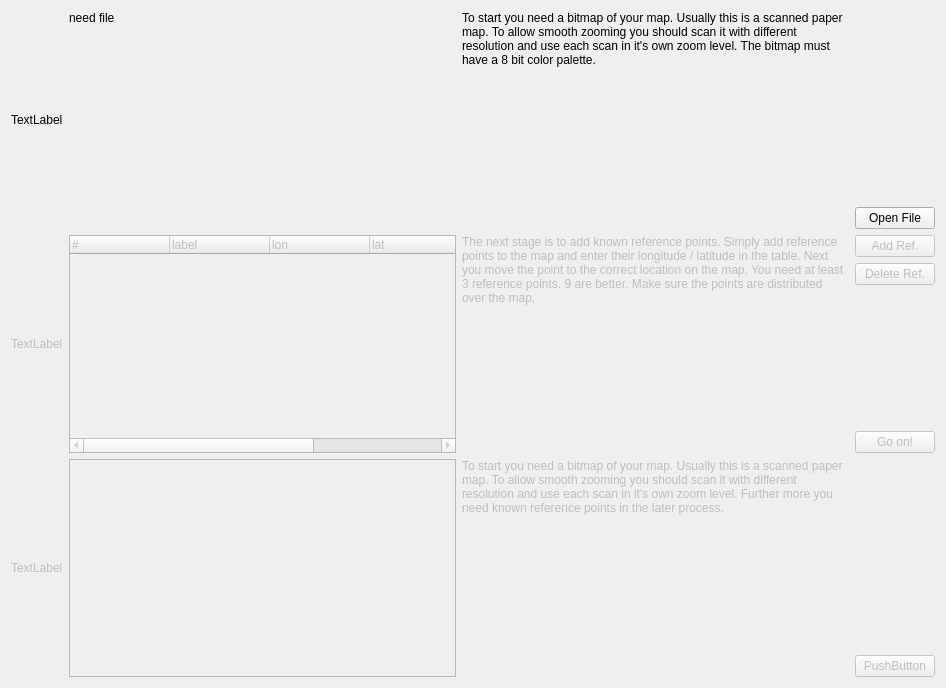
First picture: the form in src/ICreateMapGeoTiff.ui, repository ntruchsess/QLandkarteGT, before the edit.
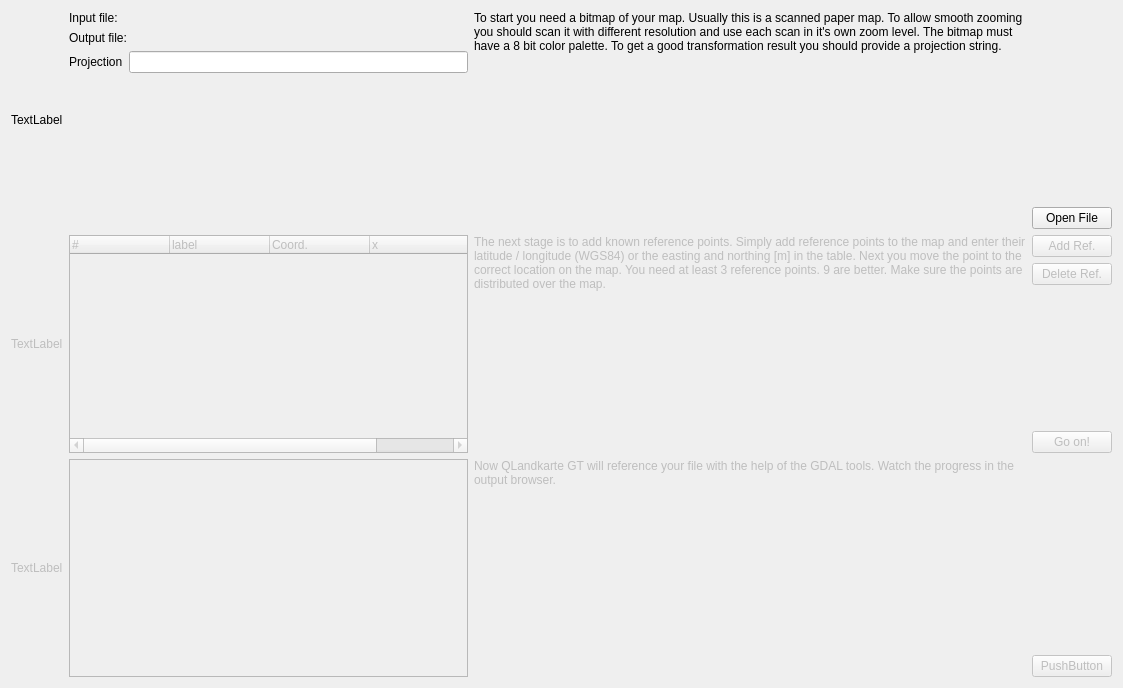
Second picture: the form after the edit.

Diff of the .ui file:
```diff
--- a/src/ICreateMapGeoTiff.ui
+++ b/src/ICreateMapGeoTiff.ui
@@ -5,7 +5,7 @@
    <rect>
     <x>0</x>
     <y>0</y>
-    <width>946</width>
+    <width>1123</width>
     <height>688</height>
    </rect>
   </property>
@@ -21,14 +21,82 @@
     </widget>
    </item>
    <item row="0" column="1" >
-    <widget class="QLabel" name="labelInputFile" >
-     <property name="text" >
-      <string>need file</string>
-     </property>
-     <property name="alignment" >
-      <set>Qt::AlignLeading|Qt::AlignLeft|Qt::AlignTop</set>
-     </property>
-    </widget>
+    <layout class="QVBoxLayout" >
+     <item>
+      <layout class="QGridLayout" >
+       <item row="0" column="0" >
+        <widget class="QLabel" name="label_2" >
+         <property name="sizePolicy" >
+          <sizepolicy vsizetype="Preferred" hsizetype="Maximum" >
+           <horstretch>0</horstretch>
+           <verstretch>0</verstretch>
+          </sizepolicy>
+         </property>
+         <property name="text" >
+          <string>Input file:</string>
+         </property>
+        </widget>
+       </item>
+       <item row="0" column="1" colspan="2" >
+        <widget class="QLabel" name="labelInputFile" >
+         <property name="text" >
+          <string/>
+         </property>
+         <property name="alignment" >
+          <set>Qt::AlignLeading|Qt::AlignLeft|Qt::AlignTop</set>
+         </property>
+        </widget>
+       </item>
+       <item row="1" column="0" >
+        <widget class="QLabel" name="label_3" >
+         <property name="sizePolicy" >
+          <sizepolicy vsizetype="Preferred" hsizetype="Maximum" >
+           <horstretch>0</horstretch>
+           <verstretch>0</verstretch>
+          </sizepolicy>
+         </property>
+         <property name="text" >
+          <string>Output file:</string>
+         </property>
+        </widget>
+       </item>
+       <item row="1" column="1" colspan="2" >
+        <widget class="QLabel" name="labelOutputFile" >
+         <property name="text" >
+          <string/>
+         </property>
+        </widget>
+       </item>
+      </layout>
+     </item>
+     <item>
+      <layout class="QHBoxLayout" >
+       <item>
+        <widget class="QLabel" name="label" >
+         <property name="text" >
+          <string>Projection</string>
+         </property>
+        </widget>
+       </item>
+       <item>
+        <widget class="QLineEdit" name="lineProjection" />
+       </item>
+      </layout>
+     </item>
+     <item>
+      <spacer>
+       <property name="orientation" >
+        <enum>Qt::Vertical</enum>
+       </property>
+       <property name="sizeHint" >
+        <size>
+         <width>20</width>
+         <height>40</height>
+        </size>
+       </property>
+      </spacer>
+     </item>
+    </layout>
    </item>
    <item row="0" column="2" >
     <widget class="QLabel" name="labelDoc1" >
@@ -39,7 +107,7 @@
       </sizepolicy>
      </property>
      <property name="text" >
-      <string>To start you need a bitmap of your map. Usually this is a scanned paper map. To allow smooth zooming you should scan it with different resolution and use each scan in it's own zoom level. The bitmap must have a 8 bit color palette.</string>
+      <string>To start you need a bitmap of your map. Usually this is a scanned paper map. To allow smooth zooming you should scan it with different resolution and use each scan in it's own zoom level. The bitmap must have a 8 bit color palette. To get a good transformation result you should provide a projection string. </string>
      </property>
      <property name="alignment" >
       <set>Qt::AlignLeading|Qt::AlignLeft|Qt::AlignTop</set>
@@ -103,12 +171,7 @@
      </column>
      <column>
       <property name="text" >
-       <string>lon</string>
-      </property>
-     </column>
-     <column>
-      <property name="text" >
-       <string>lat</string>
+       <string>Coord.</string>
       </property>
      </column>
      <column>
@@ -129,7 +192,7 @@
       <bool>false</bool>
      </property>
      <property name="text" >
-      <string>The next stage is to add known reference points. Simply add reference points to the map and enter their longitude / latitude in the table. Next you move the point to the correct location on the map. You need at least 3 reference points. 9 are better. Make sure the points are distributed over the map.</string>
+      <string>The next stage is to add known reference points. Simply add reference points to the map and enter their latitude / longitude (WGS84) or the easting and northing [m] in the table. Next you move the point to the correct location on the map. You need at least 3 reference points. 9 are better. Make sure the points are distributed over the map.</string>
      </property>
      <property name="alignment" >
       <set>Qt::AlignLeading|Qt::AlignLeft|Qt::AlignTop</set>
@@ -201,6 +264,9 @@
      <property name="enabled" >
       <bool>false</bool>
      </property>
+     <property name="lineWrapMode" >
+      <enum>QTextEdit::NoWrap</enum>
+     </property>
     </widget>
    </item>
    <item row="2" column="2" >
@@ -209,7 +275,7 @@
       <bool>false</bool>
      </property>
      <property name="text" >
-      <string>To start you need a bitmap of your map. Usually this is a scanned paper map. To allow smooth zooming you should scan it with different resolution and use each scan in it's own zoom level. Further more you need known reference points in the later process.</string>
+      <string>Now QLandkarte GT will reference your file with the help of the GDAL tools. Watch the progress in the output browser.</string>
      </property>
      <property name="alignment" >
       <set>Qt::AlignLeading|Qt::AlignLeft|Qt::AlignTop</set>
```
